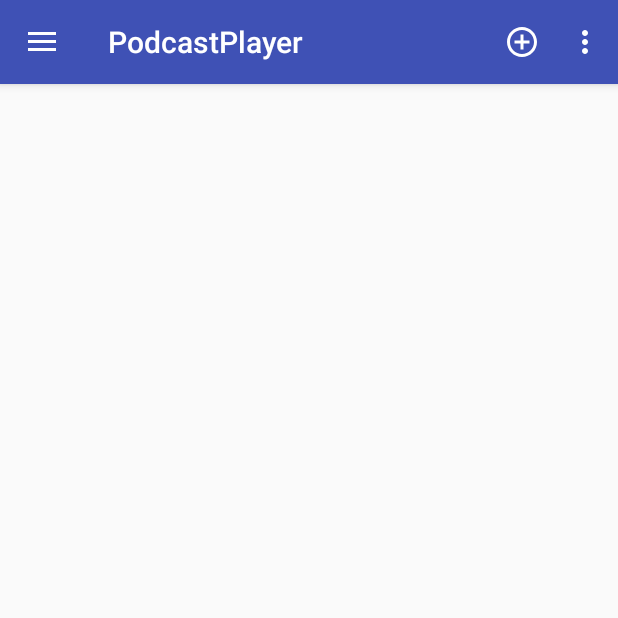
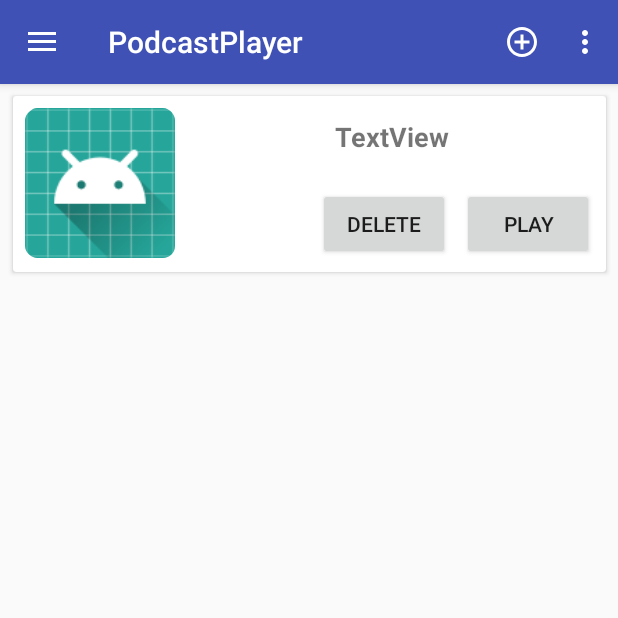
Before and after one commit to LogAnd1/PodcastPlayer, an Android app: the screen it shows after launch (MainActivity), on a phone screen of 412 x 824 dp, the top half of it. Run offline under Robolectric (Android 15) with nearby library versions, the phone set to English and light mode, and no system bars.

Commit message:
#1 Spremenjen content_main layout #2 Ob zagonu dodane pravice za dostop do datotek (AndroidManifest)

```diff
--- a/app/build.gradle
+++ b/app/build.gradle
@@ -16,10 +16,11 @@ android {
             proguardFiles getDefaultProguardFile('proguard-android.txt'), 'proguard-rules.pro'
         }
     }
+    buildToolsVersion '26.0.2'
 }
 
 dependencies {
-    implementation fileTree(dir: 'libs', include: ['*.jar'])
+    implementation fileTree(include: ['*.jar'], dir: 'libs')
     implementation 'com.android.support:appcompat-v7:26.1.0'
     implementation 'com.android.support:support-v4:26.1.0'
     implementation 'com.android.support:design:26.1.0'
@@ -27,4 +28,6 @@ dependencies {
     testImplementation 'junit:junit:4.12'
     androidTestImplementation 'com.android.support.test:runner:1.0.1'
     androidTestImplementation 'com.android.support.test.espresso:espresso-core:3.0.1'
+    implementation 'com.android.support:cardview-v7:26.1.0'
+    compile 'com.android.support:appcompat-v7:+'
 }
--- a/app/src/main/AndroidManifest.xml
+++ b/app/src/main/AndroidManifest.xml
@@ -1,7 +1,8 @@
 <?xml version="1.0" encoding="utf-8"?>
 <manifest xmlns:android="http://schemas.android.com/apk/res/android"
     package="com.example.pp.podcastplayer">
-
+    <uses-permission android:name="android.permission.WRITE_EXTERNAL_STORAGE" />
+    <uses-permission android:name="android.permission.READ_EXTERNAL_STORAGE" />
     <application
         android:allowBackup="true"
         android:icon="@mipmap/ic_launcher"
--- a/app/src/main/java/com/example/pp/podcastplayer/MainActivity.java
+++ b/app/src/main/java/com/example/pp/podcastplayer/MainActivity.java
@@ -1,8 +1,11 @@
 package com.example.pp.podcastplayer;
 
+import android.Manifest;
 import android.content.Intent;
+import android.content.pm.PackageManager;
 import android.os.Bundle;
 import android.support.design.widget.NavigationView;
+import android.support.v4.app.ActivityCompat;
 import android.support.v4.view.GravityCompat;
 import android.support.v4.widget.DrawerLayout;
 import android.support.v7.app.ActionBarDrawerToggle;
@@ -30,6 +33,21 @@ public class MainActivity extends AppCompatActivity
 
         NavigationView navigationView = (NavigationView) findViewById(R.id.nav_view);
         navigationView.setNavigationItemSelectedListener(this);
+
+        int permRead = checkSelfPermission(Manifest.permission.READ_EXTERNAL_STORAGE);
+        int permWrite = checkSelfPermission(Manifest.permission.WRITE_EXTERNAL_STORAGE);
+        if (permRead != PackageManager.PERMISSION_GRANTED ||
+                permWrite != PackageManager.PERMISSION_GRANTED)
+        {
+            ActivityCompat.requestPermissions(
+                    this, // Aktivnost, ki zahteva pravice.
+                    new String[]{ // Tabela zahtevanih pravic.
+                            Manifest.permission.READ_EXTERNAL_STORAGE,
+                            Manifest.permission.WRITE_EXTERNAL_STORAGE
+                    },
+                    221
+            );
+        }
     }
 
     //todo Teestni todo comit moderfakr
--- a/app/src/main/res/layout/content_main.xml
+++ b/app/src/main/res/layout/content_main.xml
@@ -8,4 +8,71 @@
     tools:context="com.example.pp.podcastplayer.MainActivity"
     tools:showIn="@layout/app_bar_main">
 
+    <android.support.v7.widget.CardView
+        android:id="@+id/podcastCard"
+        android:layout_width="395dp"
+        android:layout_height="117dp"
+        android:layout_marginEnd="8dp"
+        android:layout_marginStart="8dp"
+        android:layout_marginTop="8dp"
+        app:layout_constraintEnd_toEndOf="parent"
+        app:layout_constraintHorizontal_bias="1.0"
+        app:layout_constraintStart_toStartOf="parent"
+        app:layout_constraintTop_toTopOf="parent">
+
+        <android.support.constraint.ConstraintLayout
+            android:layout_width="match_parent"
+            android:layout_height="match_parent">
+
+            <ImageView
+                android:id="@+id/podcastImage"
+                android:layout_width="100dp"
+                android:layout_height="100dp"
+                android:layout_marginStart="8dp"
+                android:layout_marginTop="8dp"
+                app:layout_constraintStart_toStartOf="parent"
+                app:layout_constraintTop_toTopOf="parent"
+                app:srcCompat="@mipmap/ic_launcher" />
+
+            <TextView
+                android:id="@+id/textView5"
+                android:layout_width="268dp"
+                android:layout_height="32dp"
+                android:layout_marginBottom="8dp"
+                android:layout_marginEnd="8dp"
+                android:layout_marginStart="8dp"
+                android:layout_marginTop="8dp"
+                android:text="TextView"
+                android:textAlignment="center"
+                android:textSize="18sp"
+                android:textStyle="bold"
+                app:layout_constraintBottom_toTopOf="@+id/button3"
+                app:layout_constraintEnd_toEndOf="parent"
+                app:layout_constraintStart_toEndOf="@+id/podcastImage"
+                app:layout_constraintTop_toTopOf="parent"
+                tools:text="Naslov" />
+
+            <Button
+                android:id="@+id/button2"
+                android:layout_width="wrap_content"
+                android:layout_height="wrap_content"
+                android:layout_marginBottom="8dp"
+                android:layout_marginEnd="8dp"
+                android:text="Play"
+                app:layout_constraintBottom_toBottomOf="parent"
+                app:layout_constraintEnd_toEndOf="parent" />
+
+            <Button
+                android:id="@+id/button3"
+                android:layout_width="wrap_content"
+                android:layout_height="wrap_content"
+                android:layout_marginBottom="8dp"
+                android:layout_marginEnd="8dp"
+                android:text="Delete"
+                app:layout_constraintBottom_toBottomOf="parent"
+                app:layout_constraintEnd_toStartOf="@+id/button2" />
+        </android.support.constraint.ConstraintLayout>
+
+    </android.support.v7.widget.CardView>
+
 </android.support.constraint.ConstraintLayout>
```
